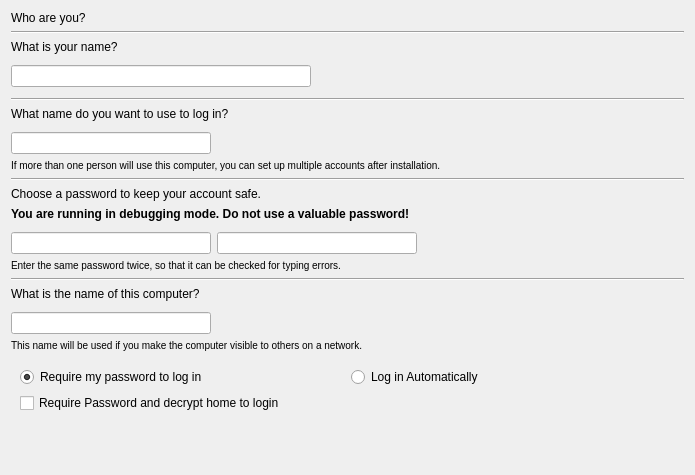
This is gui/qt/stepUserSetup.ui in 2bdkid/ubiquity as Qt 5 draws it before an edit. The edited form follows.
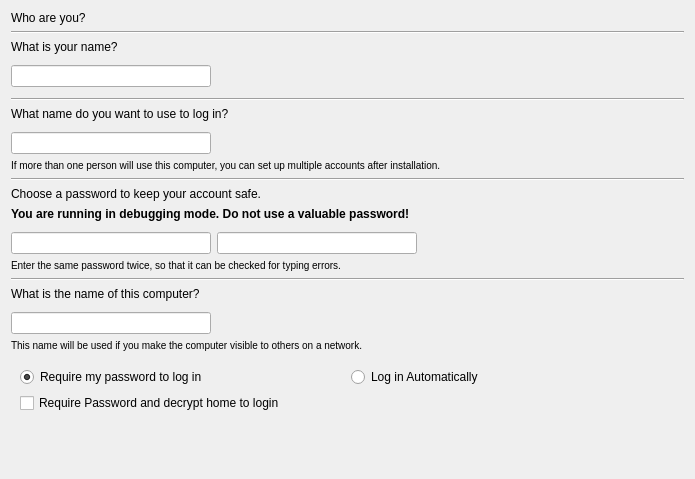
This is the edited form.

What changed in the file:
```diff
--- a/gui/qt/stepUserSetup.ui
+++ b/gui/qt/stepUserSetup.ui
@@ -7,7 +7,7 @@
     <x>0</x>
     <y>0</y>
     <width>695</width>
-    <height>475</height>
+    <height>479</height>
    </rect>
   </property>
   <property name="windowTitle">
@@ -105,9 +105,15 @@
      </item>
      <item row="0" column="0">
       <widget class="QLineEdit" name="fullname">
+       <property name="sizePolicy">
+        <sizepolicy hsizetype="Expanding" vsizetype="Fixed">
+         <horstretch>0</horstretch>
+         <verstretch>0</verstretch>
+        </sizepolicy>
+       </property>
        <property name="minimumSize">
         <size>
-         <width>300</width>
+         <width>200</width>
          <height>0</height>
         </size>
        </property>
```
